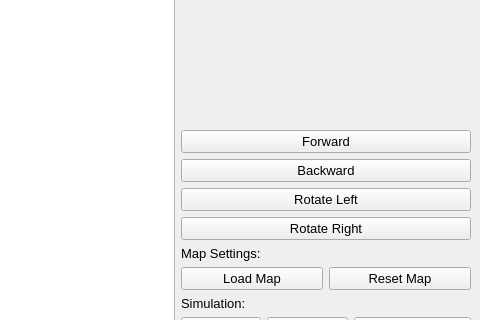
This is src/ui/mainwindow.ui in Muhazerin/mdp-algorithm as Qt 5 draws it before an edit; both pictures show x 437 to 917 and y 422 to 742 of the 917 by 851 pixel window. The edited form follows.
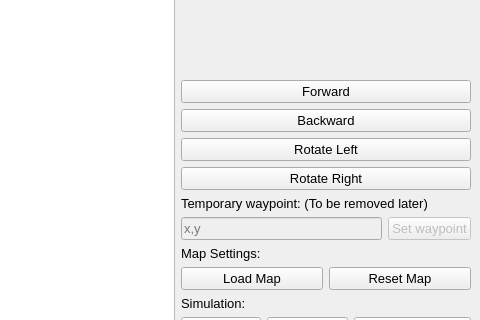
This is the edited form.

Commit message: Added capability to convert p1 and p2 into map and show in the simulator. Added waypoint setter

What changed in the file:
```diff
--- a/src/ui/mainwindow.ui
+++ b/src/ui/mainwindow.ui
@@ -92,6 +92,49 @@
         </property>
        </widget>
       </item>
+      <item>
+       <widget class="QLabel" name="lblTempWaypoint">
+        <property name="text">
+         <string>Temporary waypoint: (To be removed later)</string>
+        </property>
+       </widget>
+      </item>
+      <item>
+       <layout class="QHBoxLayout" name="hlTempWaypoint">
+        <item>
+         <widget class="QLineEdit" name="leFPWaypoint">
+          <property name="enabled">
+           <bool>false</bool>
+          </property>
+          <property name="sizePolicy">
+           <sizepolicy hsizetype="Expanding" vsizetype="Minimum">
+            <horstretch>0</horstretch>
+            <verstretch>0</verstretch>
+           </sizepolicy>
+          </property>
+          <property name="placeholderText">
+           <string>x,y</string>
+          </property>
+         </widget>
+        </item>
+        <item>
+         <widget class="QPushButton" name="btnSetWaypoint">
+          <property name="enabled">
+           <bool>false</bool>
+          </property>
+          <property name="minimumSize">
+           <size>
+            <width>0</width>
+            <height>20</height>
+           </size>
+          </property>
+          <property name="text">
+           <string>Set waypoint</string>
+          </property>
+         </widget>
+        </item>
+       </layout>
+      </item>
       <item>
        <widget class="QLabel" name="lblMapSettings">
         <property name="text">
```
The commit also changes 9 other files.
